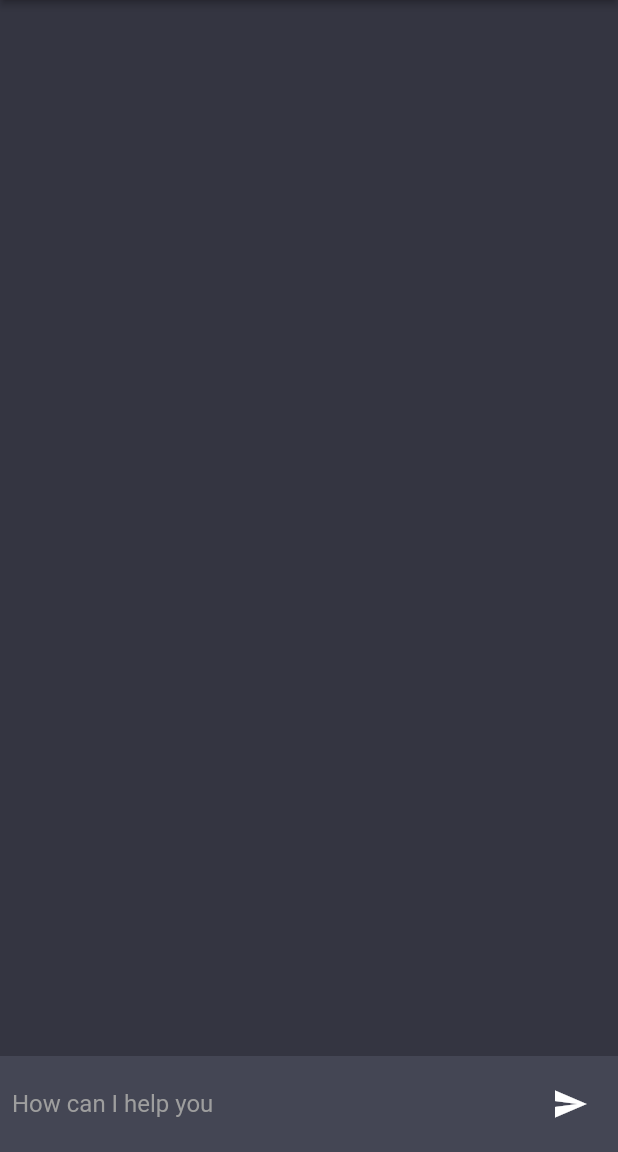
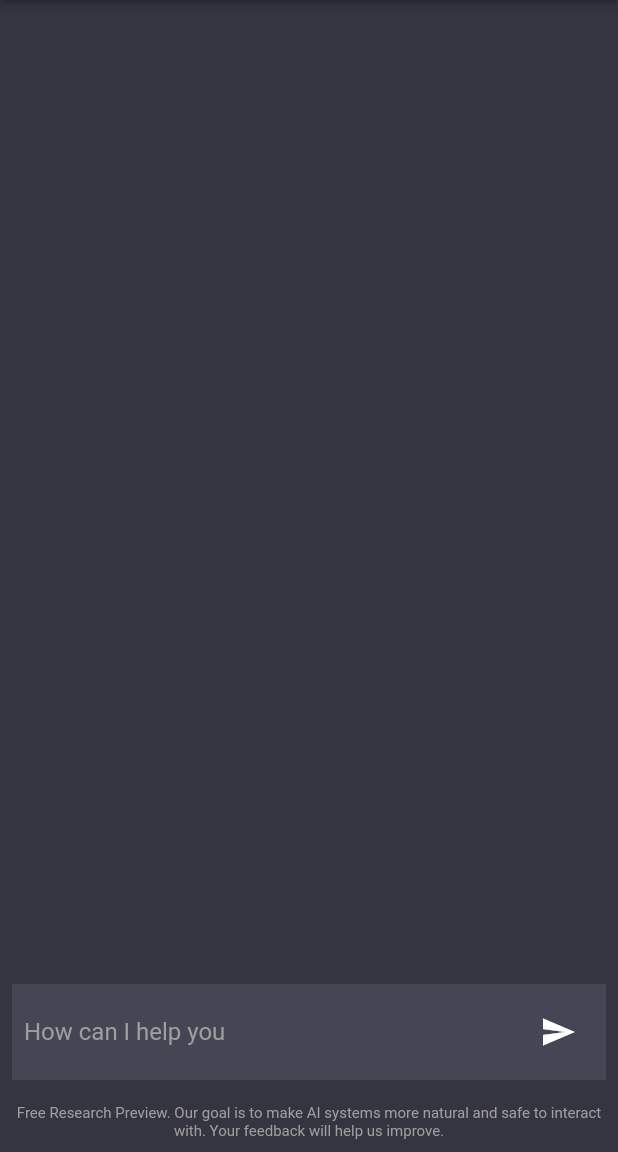
Before and after one commit to Chamidilshan/ChatGPT-App, a Flutter app: the screen it shows after launch, on a phone screen of 412 x 824 dp, the part 84-1236 px from its top. Run offline on Flutter 3.47's test engine with Material 2 defaults, Android fonts, the phone set to English and light mode, and no system bars; our stand-ins replace animated_text_kit, flutter_spinkit.

Commit message:
edited styles

```diff
--- a/lib/constants/api_consts.dart
+++ b/lib/constants/api_consts.dart
@@ -1,4 +1,4 @@
 import 'package:flutter/material.dart';
 
 String Base_url = 'https://api.openai.com/v1';
-String Api_key = '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';
+String Api_key = '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';
--- a/lib/screens/chat_screen.dart
+++ b/lib/screens/chat_screen.dart
@@ -92,7 +92,9 @@ class _ChatScreenState extends State<ChatScreen> {
             const SizedBox(
               height: 15,
             ),
-            Material(
+            Padding(
+              padding: const EdgeInsets.all(8.0),
+              child: Material(
                 color: cardcolor,
                 child: Padding(
                   padding: const EdgeInsets.all(8.0),
@@ -109,6 +111,7 @@ class _ChatScreenState extends State<ChatScreen> {
                                 chatProvider: chatProvider);
                           },
                           decoration: const InputDecoration.collapsed(
+
                               hintText: "How can I help you",
                               hintStyle: TextStyle(color: Colors.grey)),
                         ),
@@ -127,6 +130,18 @@ class _ChatScreenState extends State<ChatScreen> {
                   ),
                 ),
               ),
+            ),
+            Padding(
+              padding: const EdgeInsets.all(8.0),
+              child: Text(
+                'Free Research Preview. Our goal is to make AI systems more natural and safe to interact with. Your feedback will help us improve.',
+                style: TextStyle(
+                  color: Colors.grey,
+                  fontSize: 10.0,
+                ),
+                textAlign: TextAlign.center,
+              ),
+            )
           ],
         ),
       ),
--- a/lib/widgets/chat_widget.dart
+++ b/lib/widgets/chat_widget.dart
@@ -55,7 +55,8 @@ class ChatWidget extends StatelessWidget {
                   mainAxisSize: MainAxisSize.min,
                   children: [
                     IconButton(
-                      onPressed: () { },
+                      onPressed: () {},
+                      highlightColor: Colors.green.withOpacity(0.3),
                       icon: Icon(
                         Icons.thumb_up_alt_outlined,
                         color: Colors.white,
@@ -66,6 +67,7 @@ class ChatWidget extends StatelessWidget {
                     ),
                     IconButton(
                       onPressed: () {},
+                      highlightColor: Colors.green.withOpacity(0.3),
                       icon: Icon(
                         Icons.thumb_down_outlined,
                         color: Colors.white,
```
Also changed, not shown: images/person.png. Lines whose indentation alone changed are shown as unchanged.
